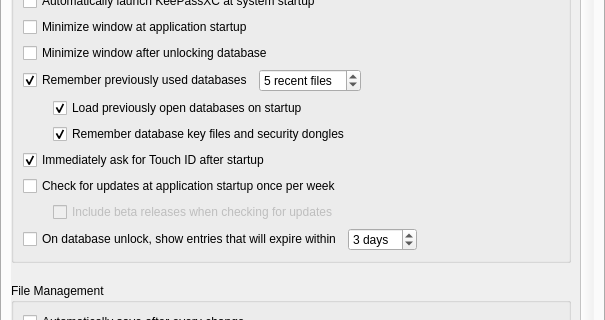
1-John/keepassxc, file src/gui/ApplicationSettingsWidgetGeneral.ui: the form before one commit; both pictures show x 0 to 605 and y 99 to 419 of the 605 by 969 pixel window.
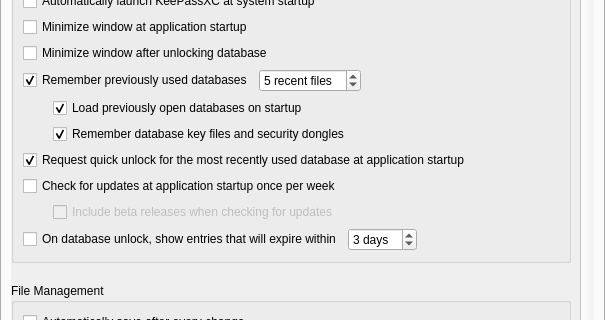
The form after the commit. Custom widgets are drawn as their Qt base class.

Commit message:
Generalize startup Quick Unlock setting label
Replace platform-specific Touch ID wording with generic Quick Unlock
wording for opening the most recently used database at startup.

Patch:
```diff
--- a/src/gui/ApplicationSettingsWidgetGeneral.ui
+++ b/src/gui/ApplicationSettingsWidgetGeneral.ui
@@ -230,7 +230,7 @@
               <item>
                <widget class="QCheckBox" name="quickUnlockOnStartupCheckBox">
                 <property name="text">
-                 <string>Immediately ask for Touch ID after startup</string>
+                 <string>Request quick unlock for the most recently used database at application startup</string>
                 </property>
                 <property name="checked">
                  <bool>true</bool>
```
The commit also changes 1 other file.
